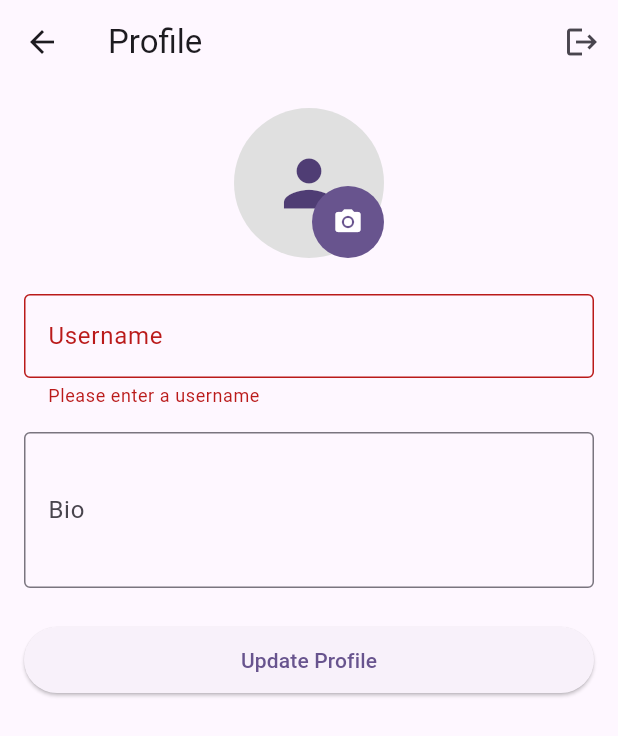
After one commit to Monterroso/TikAndTok, a Flutter app: the ProfileScreen screen opened directly, after a tap on "Update Profile", on a phone screen of 412 x 824 dp. The commit adds this screen. Shown: the top 736 px of the screen. Run offline on Flutter 3.47's test engine with Material 3 defaults, Android fonts, the phone set to English and light mode, and no system bars; our stand-ins replace cloud_firestore, firebase_auth, firebase_core, firebase_storage, google_sign_in, image_picker; accounts and stored records are empty; statements that could not run were skipped.

Commit message:
Profiles added

```diff
--- /dev/null
+++ b/lib/screens/profile_screen.dart
@@ -0,0 +1,324 @@
+import 'package:flutter/material.dart';
+import 'package:provider/provider.dart';
+import 'package:firebase_auth/firebase_auth.dart';
+import 'package:cloud_firestore/cloud_firestore.dart';
+import '../services/firestore_service.dart';
+import '../services/firebase_storage_service.dart';
+import '../services/auth_service.dart';
+import 'package:image_picker/image_picker.dart';
+import 'dart:io';
+
+/// A screen that displays and allows editing of the user's profile information.
+/// This includes their username, bio, and profile picture.
+class ProfileScreen extends StatefulWidget {
+  const ProfileScreen({super.key});
+
+  @override
+  State<ProfileScreen> createState() => _ProfileScreenState();
+}
+
+class _ProfileScreenState extends State<ProfileScreen> {
+  final TextEditingController _usernameController = TextEditingController();
+  final TextEditingController _bioController = TextEditingController();
+  final GlobalKey<FormState> _formKey = GlobalKey<FormState>();
+  final ImagePicker _imagePicker = ImagePicker();
+  bool _isLoading = false;
+  bool _isUploadingImage = false;
+
+  Future<void> _handleLogout(BuildContext context) async {
+    try {
+      await AuthService().signOutUser();
+      if (mounted) {
+        Navigator.of(context).pop(); // Pop the profile screen
+      }
+    } catch (e) {
+      if (mounted) {
+        ScaffoldMessenger.of(context).showSnackBar(
+          SnackBar(content: Text(e.toString())),
+        );
+      }
+    }
+  }
+
+  Future<void> _pickImage(String uid, ImageSource source) async {
+    try {
+      final XFile? image = await _imagePicker.pickImage(
+        source: source,
+        maxWidth: 512, // Reasonable size for profile pictures
+        maxHeight: 512,
+        imageQuality: 85, // Good quality but smaller file size
+      );
+
+      if (image == null) return;
+
+      setState(() => _isUploadingImage = true);
+
+      try {
+        final String photoURL = await FirebaseStorageService().uploadProfileImage(
+          uid: uid,
+          file: File(image.path),
+        );
+
+        await FirestoreService().updateUserProfile(
+          uid: uid,
+          photoURL: photoURL,
+        );
+
+        if (mounted) {
+          ScaffoldMessenger.of(context).showSnackBar(
+            const SnackBar(content: Text('Profile picture updated successfully')),
+          );
+        }
+      } catch (e) {
+        if (mounted) {
+          ScaffoldMessenger.of(context).showSnackBar(
+            SnackBar(
+              content: Text('Error updating profile picture: $e'),
+              backgroundColor: Colors.red,
+            ),
+          );
+        }
+      } finally {
+        if (mounted) {
+          setState(() => _isUploadingImage = false);
+        }
+      }
+    } catch (e) {
+      if (mounted) {
+        ScaffoldMessenger.of(context).showSnackBar(
+          const SnackBar(
+            content: Text('Failed to access camera/gallery. Please check app permissions.'),
+            backgroundColor: Colors.red,
+          ),
+        );
+      }
+    }
+  }
+
+  void _showImageSourceDialog(String uid) {
+    showDialog(
+      context: context,
+      builder: (context) => AlertDialog(
+        title: const Text('Update Profile Picture'),
+        content: const Text('Choose a source:'),
+        actions: [
+          TextButton(
+            onPressed: () {
+              Navigator.pop(context);
+              _pickImage(uid, ImageSource.gallery);
+            },
+            child: const Text('Gallery'),
+          ),
+          TextButton(
+            onPressed: () {
+              Navigator.pop(context);
+              _pickImage(uid, ImageSource.camera);
+            },
+            child: const Text('Camera'),
+          ),
+        ],
+      ),
+    );
+  }
+
+  @override
+  void dispose() {
+    _usernameController.dispose();
+    _bioController.dispose();
+    super.dispose();
+  }
+
+  @override
+  Widget build(BuildContext context) {
+    final User? user = Provider.of<User?>(context);
+
+    if (user == null) {
+      return const Scaffold(
+        body: Center(child: Text('Not authenticated')),
+      );
+    }
+
+    return Scaffold(
+      appBar: AppBar(
+        title: const Text('Profile'),
+        elevation: 0,
+        actions: [
+          IconButton(
+            icon: const Icon(Icons.logout),
+            onPressed: () => _handleLogout(context),
+          ),
+        ],
+      ),
+      body: StreamBuilder<DocumentSnapshot<Map<String, dynamic>>>(
+        stream: FirestoreService().streamUserProfile(user.uid),
+        builder: (context, snapshot) {
+          if (snapshot.connectionState == ConnectionState.waiting) {
+            return const Center(child: CircularProgressIndicator());
+          }
+
+          if (!snapshot.hasData || snapshot.data == null || !snapshot.data!.exists) {
+            return const Center(child: Text('No profile data available'));
+          }
+
+          final profileData = snapshot.data!.data()!;
+
+          // Set initial values if controllers are empty
+          if (_usernameController.text.isEmpty) {
+            _usernameController.text = profileData['username'] ?? '';
+          }
+          if (_bioController.text.isEmpty) {
+            _bioController.text = profileData['bio'] ?? '';
+          }
+
+          return SingleChildScrollView(
+            padding: const EdgeInsets.all(16.0),
+            child: Form(
+              key: _formKey,
+              child: Column(
+                crossAxisAlignment: CrossAxisAlignment.center,
+                children: [
+                  // Profile picture section
+                  Stack(
+                    children: [
+                      GestureDetector(
+                        onTap: _isUploadingImage
+                          ? null
+                          : () => _showImageSourceDialog(user.uid),
+                        child: CircleAvatar(
+                          radius: 50,
+                          backgroundColor: Colors.grey[300],
+                          backgroundImage: profileData['photoURL']?.isNotEmpty == true
+                              ? NetworkImage(profileData['photoURL']!)
+                              : null,
+                          child: _isUploadingImage
+                              ? const CircularProgressIndicator()
+                              : profileData['photoURL']?.isNotEmpty != true
+                                  ? const Icon(Icons.person, size: 50)
+                                  : null,
+                        ),
+                      ),
+                      if (!_isUploadingImage)
+                        Positioned(
+                          bottom: 0,
+                          right: 0,
+                          child: Container(
+                            decoration: BoxDecoration(
+                              color: Theme.of(context).primaryColor,
+                              shape: BoxShape.circle,
+                            ),
+                            child: IconButton(
+                              icon: const Icon(Icons.camera_alt, color: Colors.white, size: 20),
+                              onPressed: () => _showImageSourceDialog(user.uid),
+                              constraints: const BoxConstraints(
+                                minWidth: 35,
+                                minHeight: 35,
+                              ),
+                              padding: EdgeInsets.zero,
+                            ),
+                          ),
+                        ),
+                    ],
+                  ),
+                  const SizedBox(height: 24),
+                  // Username field
+                  TextFormField(
+                    controller: _usernameController,
+                    decoration: const InputDecoration(
+                      labelText: 'Username',
+                      border: OutlineInputBorder(),
+                    ),
+                    validator: (value) {
+                      if (value == null || value.isEmpty) {
+                        return 'Please enter a username';
+                      }
+                      if (value.length < 3) {
+                        return 'Username must be at least 3 characters';
+                      }
+                      if (value.length > 30) {
+                        return 'Username must be less than 30 characters';
+                      }
+                      if (!RegExp(r'^[a-zA-Z0-9_]+$').hasMatch(value)) {
+                        return 'Username can only contain letters, numbers, and underscores';
+                      }
+                      return null;
+                    },
+                  ),
+                  const SizedBox(height: 16),
+                  // Bio field
+                  TextFormField(
+                    controller: _bioController,
+                    decoration: const InputDecoration(
+                      labelText: 'Bio',
+                      border: OutlineInputBorder(),
+                    ),
+                    maxLines: 3,
+                    validator: (value) {
+                      if (value != null && value.length > 150) {
+                        return 'Bio must not exceed 150 characters';
+                      }
+                      return null;
+                    },
+                  ),
+                  const SizedBox(height: 24),
+                  // Update button
+                  SizedBox(
+                    width: double.infinity,
+                    child: ElevatedButton(
+                      onPressed: _isLoading || _isUploadingImage
+                          ? null
+                          : () async {
+                              if (_formKey.currentState?.validate() ?? false) {
+                                setState(() => _isLoading = true);
+                                try {
+                                  await FirestoreService().updateUserProfile(
+                                    uid: user.uid,
+                                    username: _usernameController.text,
+                                    bio: _bioController.text,
+                                  );
+                                  if (mounted) {
+                                    ScaffoldMessenger.of(context).showSnackBar(
+                                      const SnackBar(
+                                        content: Text('Profile updated successfully'),
+                                      ),
+                                    );
+                                  }
+                                } catch (e) {
+                                  if (mounted) {
+                                    ScaffoldMessenger.of(context).showSnackBar(
+                                      SnackBar(
+                                        content: Text('Error updating profile: $e'),
+                                        backgroundColor: Colors.red,
+                                      ),
+                                    );
+                                  }
+                                } finally {
+                                  if (mounted) {
+                                    setState(() => _isLoading = false);
+                                  }
+                                }
+                              }
+                            },
+                      child: Padding(
+                        padding: const EdgeInsets.all(12.0),
+                        child: _isLoading
+                            ? const SizedBox(
+                                height: 20,
+                                width: 20,
+                                child: CircularProgressIndicator(
+                                  strokeWidth: 2,
+                                  valueColor: AlwaysStoppedAnimation<Color>(Colors.white),
+                                ),
+                              )
+                            : const Text('Update Profile'),
+                      ),
+                    ),
+                  ),
+                ],
+              ),
+            ),
+          );
+        },
+      ),
+    );
+  }
+}
--- a/lib/services/firestore_service.dart
+++ b/lib/services/firestore_service.dart
@@ -67,13 +67,14 @@ class FirestoreService {
   Future<void> updateUserProfile({
     required String uid,
     String? displayName,
+    String? username,
     String? photoURL,
     String? bio,
   }) async {
     try {
       // Validate data if provided
-      if (displayName != null) {
-        final nameError = validateUsername(displayName);
+      if (username != null) {
+        final nameError = validateUsername(username);
         if (nameError != null) throw nameError;
       }
       if (bio != null) {
@@ -86,6 +87,7 @@ class FirestoreService {
       };
 
       if (displayName != null) updates['displayName'] = displayName;
+      if (username != null) updates['username'] = username;
       if (photoURL != null) updates['photoURL'] = photoURL;
       if (bio != null) updates['bio'] = bio;
 
--- a/pubspec.yaml
+++ b/pubspec.yaml
@@ -45,6 +45,8 @@ dependencies:
   # Additional dependencies for login/signup flow and state management
   google_sign_in: ^6.1.0
   provider: ^6.0.5
+  image_picker: ^1.0.7
+  path: ^1.8.3
 
 dev_dependencies:
   flutter_test:
```
Also changed, not shown: lib/services/firebase_storage_service.dart (+29 -21 lines), lib/widgets/video_viewing/custom_bottom_navigation_bar.dart (+13 -2 lines), pubspec.lock, 6 other files.
